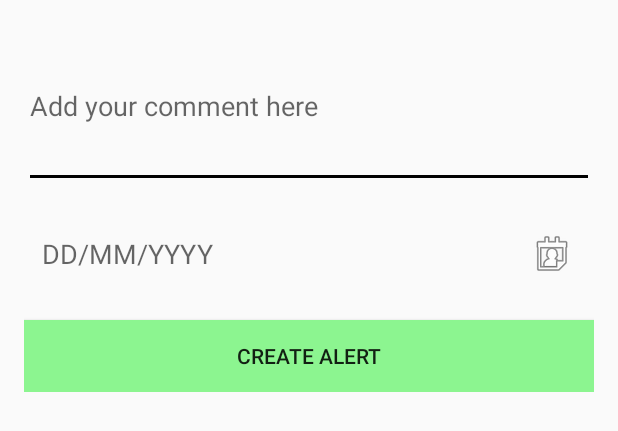
After one commit to edumidon16/SkechyCrag, an Android app: the layout create_alert_dialog.xml on its own in the app's theme, with its tools: preview values and no code run, on a phone screen of 412 x 824 dp. The commit adds this screen. Shown: the top 431 px of the screen. Run offline under Robolectric (Android 15) with nearby library versions, the phone set to English and light mode, and no system bars.

Commit message:
Create alert dialog implemented

```diff
--- a/app/src/main/java/com/example/skechycrag/data/model/user/MoreInfoRouteModel.kt
+++ b/app/src/main/java/com/example/skechycrag/data/model/user/MoreInfoRouteModel.kt
@@ -4,6 +4,6 @@ data class MoreInfoRouteModel(
     val username:String = "",
     val comment: String = "",
     val grade: String = "",
-    val alert: String = "",
+    var alert: String = "",
     val level: Double = 0.0
 )
--- a/app/src/main/java/com/example/skechycrag/data/network/UserServices.kt
+++ b/app/src/main/java/com/example/skechycrag/data/network/UserServices.kt
@@ -4,6 +4,7 @@ import com.example.skechycrag.data.model.user.MoreInfoRouteModel
 import com.example.skechycrag.data.model.user.UserModel
 import com.example.skechycrag.data.model.user.UserRouteModel
 import com.google.firebase.firestore.FirebaseFirestore
+import com.google.firebase.firestore.Source
 import kotlinx.coroutines.Dispatchers
 import kotlinx.coroutines.tasks.await
 import kotlinx.coroutines.withContext
@@ -84,7 +85,7 @@ class UserServices @Inject constructor(
             val commentsList = mutableListOf<MoreInfoRouteModel>()
             try {
                 // Get a list of all user documents in the UserRoutesTable
-                val usersSnapshot = db.collection("UserRoutesTable").get().await()
+                val usersSnapshot = db.collection("UserRoutesTable").get(Source.SERVER).await()
                 // Loop through each user document
                 for (userDocument in usersSnapshot.documents) {
                     // For each user, retrieve the comments from the routeId
@@ -95,7 +96,7 @@ class UserServices @Inject constructor(
                         .document(userId)
                         .collection("Comments")
                         .document(routeId)
-                        .get()
+                        .get(Source.SERVER)
                         .await()
 
                     // Map each comment document to a MoreInfoRouteModel object and add to the list
--- a/app/src/main/res/layout/alert_dialog.xml
+++ b/app/src/main/res/layout/alert_dialog.xml
@@ -35,6 +35,7 @@
             android:id="@+id/btnNextAlert"
             android:layout_width="wrap_content"
             android:layout_height="wrap_content"
+            android:background="@color/primaryColor"
             android:layout_marginTop="8dp"
             android:text="Next" />
 
@@ -42,8 +43,10 @@
             android:id="@+id/btnCloseAlert"
             android:layout_width="wrap_content"
             android:layout_height="wrap_content"
+            android:background="@color/black"
             android:layout_marginTop="8dp"
             android:layout_marginLeft="85dp"
+            android:textColor="@color/white"
             android:text="Close" />
 
     </LinearLayout>
--- /dev/null
+++ b/app/src/main/res/layout/create_alert_dialog.xml
@@ -0,0 +1,37 @@
+<?xml version="1.0" encoding="utf-8"?>
+<LinearLayout xmlns:android="http://schemas.android.com/apk/res/android"
+    android:layout_width="match_parent"
+    android:layout_height="wrap_content"
+    android:orientation="vertical"
+    android:padding="16dp">
+
+    <EditText
+        android:id="@+id/commentEditText"
+        android:layout_width="match_parent"
+        android:layout_height="wrap_content"
+        android:hint="Add your comment here"
+        android:inputType="textMultiLine"
+        android:minLines="4"
+        android:maxLines="6"
+        android:scrollbars="vertical" />
+
+    <TextView
+        android:id="@+id/dateTextView"
+        android:layout_width="match_parent"
+        android:layout_height="wrap_content"
+        android:layout_marginTop="16dp"
+        android:drawableEnd="@android:drawable/ic_menu_my_calendar"
+        android:hint="DD/MM/YYYY"
+        android:padding="12dp"
+        android:gravity="center_vertical"
+        android:textAppearance="?android:attr/textAppearanceMedium" />
+
+    <Button
+        android:id="@+id/createAlertButton"
+        android:layout_width="match_parent"
+        android:layout_height="wrap_content"
+        android:layout_marginTop="16dp"
+        android:background="@color/primaryColor"
+        android:text="Create Alert" />
+
+</LinearLayout>
```
Also changed, not shown: app/src/main/java/com/example/skechycrag/data/network/RouteServices.kt (+28 -0 lines), app/src/main/java/com/example/skechycrag/data/repository/RouteRepository.kt (+34 -0 lines), app/src/main/java/com/example/skechycrag/domain/AddAlertUseCase.kt (added, +12 -0 lines), app/src/main/java/com/example/skechycrag/ui/routedetail/RouteDetailFragment.kt (+60 -1 lines), app/src/main/java/com/example/skechycrag/ui/routedetail/RouteDetailViewModel.kt (+9 -0 lines).
